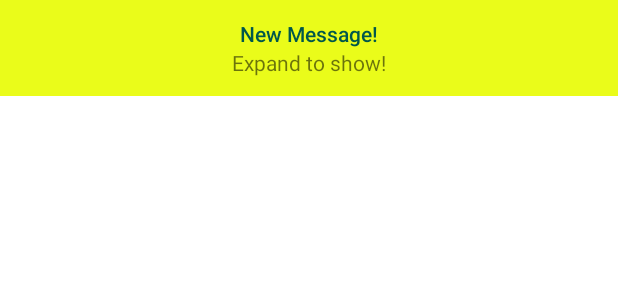
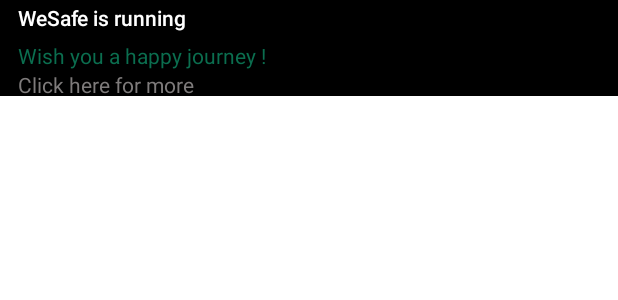
Before and after one commit to niteshjitender/WeSafe, an Android app: the layout notification_layout.xml on its own in the app's theme, with its tools: preview values and no code run, on a phone screen of 412 x 824 dp. Shown: the top 300 px of the screen. Run offline under Robolectric (Android 15) with nearby library versions, the phone set to English and light mode, and no system bars.

Commit message:
Notification Implemented

```diff
--- a/app/src/main/res/layout/notification_layout.xml
+++ b/app/src/main/res/layout/notification_layout.xml
@@ -1,24 +1,55 @@
 <?xml version="1.0" encoding="utf-8"?>
 <LinearLayout
     xmlns:android="http://schemas.android.com/apk/res/android"
+    xmlns:app="http://schemas.android.com/apk/res-auto"
     android:layout_width="match_parent"
     android:layout_height="64dp"
     android:gravity="center"
     android:orientation="vertical"
-    android:background="@color/background_yellow"
+    android:background="#000000"
     >
+
+    <LinearLayout
+        android:layout_width="match_parent"
+        android:layout_height="match_parent"
+        android:orientation="horizontal">
+
+        <LinearLayout
+            android:layout_width="wrap_content"
+            android:layout_height="match_parent"
+            android:orientation="vertical">
+
             <TextView
                 android:id="@+id/text_view_collapsed_1"
                 style="@style/TextAppearance.Compat.Notification.Title"
                 android:layout_width="wrap_content"
                 android:layout_height="wrap_content"
-        android:text="New Message!"
-        android:textColor="@color/colorPrimaryDark" />
+                android:layout_gravity="left"
+                android:paddingStart="12dp"
+                android:paddingTop="2dp"
+                android:text="WeSafe is running"
+                android:textColor="@color/white" />
+
             <TextView
                 android:id="@+id/text_view_collapsed_2"
                 android:layout_width="wrap_content"
                 android:layout_height="wrap_content"
-        android:text="Expand to show!" />
+                android:paddingStart="12dp"
+                android:paddingTop="6dp"
+                android:text="Wish you a happy journey !"
+                android:textColor="@color/light_green" />
+
+            <TextView
+                android:id="@+id/textView"
+                android:layout_width="match_parent"
+                android:layout_height="wrap_content"
+                android:paddingStart="12dp"
+                android:text="Click here for more"
+                android:textColor="#7E7B7B" />
+
+        </LinearLayout>
+
+    </LinearLayout>
 
     <!--        style="@style/TextAppearance.Compat.Notification.Info"-->
 
```
Lines whose indentation alone changed are shown as unchanged.
